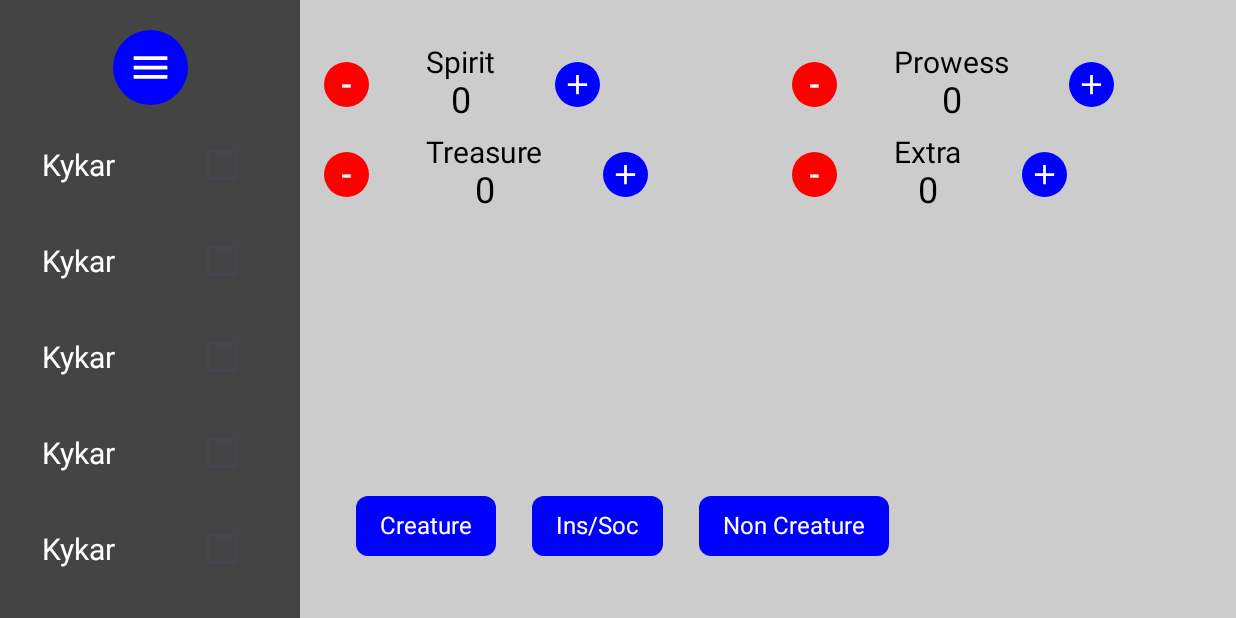
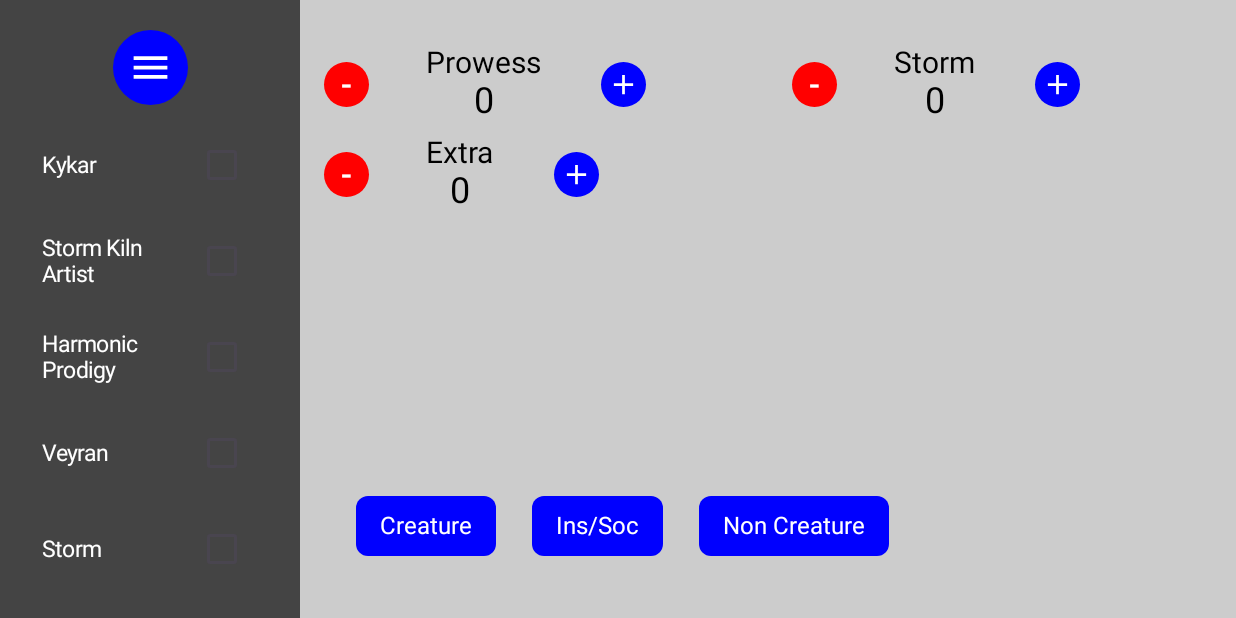
Before and after one commit to PriteshPatel3/SaltSlinger, an Android app built with Jetpack Compose: the screen it shows after launch (MainActivity), after a tap on "Toggle Panel", on a phone screen of 824 x 412 dp (held sideways). Run offline under Robolectric (Android 15) with nearby library versions, the phone set to English and light mode, and no system bars.

Commit message:
Added function to enable and diable specific tracker based on enabled SidePanelItem

```diff
--- a/app/src/main/java/com/example/myapplication/MainActivity.kt
+++ b/app/src/main/java/com/example/myapplication/MainActivity.kt
@@ -51,6 +51,7 @@ import androidx.compose.material3.Text
 import androidx.compose.material3.TextField
 import androidx.compose.runtime.Composable
 import androidx.compose.runtime.getValue
+import androidx.compose.runtime.mutableStateMapOf
 import androidx.compose.runtime.mutableStateOf
 import androidx.compose.runtime.remember
 import androidx.compose.runtime.setValue
@@ -64,7 +65,7 @@ import androidx.compose.ui.unit.Dp
 import androidx.compose.ui.unit.dp
 import androidx.compose.ui.unit.sp
 
-data class Item(val id: Int, val name: String)
+data class Item(val id: Int, val name: String, val code: String,val trackerType: String)
 
 class MainActivity : ComponentActivity() {
     override fun onCreate(savedInstanceState: Bundle?) {
@@ -86,14 +87,32 @@ fun GameResourceTracker() {
     var spirit by remember { mutableStateOf(0) }
     var prowess by remember { mutableStateOf(0) }
     var treasure by remember { mutableStateOf(0) }
+    var storm by remember { mutableStateOf(0) }
+    var monk by remember { mutableStateOf(0) }
     var extraResource by remember { mutableStateOf(0) }
     var isPanelExpanded by remember { mutableStateOf(false) } // State for panel
 
     // Animate the panel width
     val panelWidth by animateDpAsState(
         targetValue = if (isPanelExpanded) 200.dp else 60.dp, // Expanded: 200dp, Shrunk: 60dp
-//        animationSpec = tween(durationMillis = 300) // Smooth animation
     )
+
+    // This inits random items with item class structure
+    val items = listOf(
+        Item(1, "Kykar", "kykar", "spiritToken"),
+        Item(2, "Storm Kiln Artist", "skArtist","treasureToken"),
+        Item(3, "Harmonic Prodigy", "hProdigy","wizTriggerAdditional"),
+        Item(4, "Veyran", "veyran","spellTriggerAdditional"),
+        Item(5, "Storm", "storm","spellTracker"),
+        Item(6, "Monastary Mentor", "mMentor","monkToken"),
+    )
+
+    // States of SidePanelItem are tracked here
+    val checkedStates = remember {
+        mutableStateMapOf<String, Boolean>().apply {
+            items.forEach { put(it.code, false) } // Initialize all as unchecked
+        }
+    }
 
     Row(
         modifier = Modifier
@@ -112,6 +131,7 @@ fun GameResourceTracker() {
                 verticalArrangement = Arrangement.Top,
                 horizontalAlignment = Alignment.CenterHorizontally,
                 modifier = Modifier.fillMaxSize()
+                    .verticalScroll(rememberScrollState())
             ) {
                 // Toggle Button
                 Button(
@@ -119,7 +139,6 @@ fun GameResourceTracker() {
                     modifier = Modifier
                         .padding(bottom = 8.dp)
                         .size(if (isPanelExpanded) 50.dp else 40.dp), // Increase size for visibility
-//                    shape = CircleShape,
                     colors = ButtonDefaults.buttonColors(containerColor = Color.Blue),
                     contentPadding = PaddingValues(0.dp) // Remove default padding
                 ) {
@@ -130,19 +149,29 @@ fun GameResourceTracker() {
                         modifier = Modifier.size(30.dp) // Reduce size to fit inside button
                     )
                 }
-                val items = List(10) { Item(it, "Item $it") } // Generate a sample list
+
                 // Panel Content (visible when expanded)
                 if (isPanelExpanded) {
-                    Column(
+
+
+                    Column (
                         modifier = Modifier
                             .weight(1f) // Take remaining space
                             .verticalScroll(rememberScrollState())
                             .fillMaxHeight(),
-                    ) {
-                        items.forEach {item ->
-                            SidePanelItem(item)
+                    ){
+                        items.forEach { item ->
+                            SidePanelItem(
+                                item = item,
+                                isChecked = checkedStates[item.code] ?: false, // Get state for this item
+                                onCheckedChange = { newValue ->
+                                    checkedStates[item.code] = newValue // Update state for this item
+                                    println("${item.name} is now ${if (newValue) "checked" else "unchecked"}")
+                                }
+                            )
                         }
                     }
+
                 }
             }
         }
@@ -163,9 +192,18 @@ fun GameResourceTracker() {
                 .padding(top = 25.dp),
             horizontalArrangement = Arrangement.SpaceEvenly
         ) {
-            CounterColumn("Spirit", spirit, { spirit++ }, { spirit-- }, Modifier.weight(1f))
             CounterColumn("Prowess", prowess, { prowess++ }, { prowess-- }, Modifier.weight(1f))
-            CounterColumn("Treasure", treasure, { treasure++ }, { treasure-- }, Modifier.weight(1f))
+            CounterColumn("Storm", storm, { storm++ }, { storm-- }, Modifier.weight(1f))
+
+            if (checkedStates["kykar"] == true){
+                CounterColumn("Spirit", spirit, { spirit++ }, { spirit-- }, Modifier.weight(1f))
+            }
+            if (checkedStates["skArtist"] == true){
+                CounterColumn("Treasure", treasure, { treasure++ }, { treasure-- }, Modifier.weight(1f))
+            }
+            if (checkedStates["mMentor"] == true){
+                CounterColumn("Monk", monk, { monk++ }, { monk-- }, Modifier.weight(1f))
+            }
             CounterColumn("Extra", extraResource, { extraResource++ }, { extraResource-- }, Modifier.weight(1f))
         }
 
@@ -184,29 +222,30 @@ fun GameResourceTracker() {
     }
 }
 @Composable
-fun SidePanelItem(item: Item) {
-    var isChecked by remember { mutableStateOf(false) } // Ensure individual state
-
+fun SidePanelItem(
+    item: Item,
+    isChecked: Boolean,           // State passed from parent
+    onCheckedChange: (Boolean) -> Unit  // Callback to update parent state
+) {
     Row(
         verticalAlignment = Alignment.CenterVertically,
         horizontalArrangement = Arrangement.SpaceBetween,
         modifier = Modifier
             .fillMaxWidth()
             .padding(8.dp)
-    )
-    {
+    ) {
         Text(
-            text = "Kykar",
-            color = Color.White, // Ensure visible text
-            fontSize = 20.sp,
+            text = item.name,
+            color = Color.White,
+            fontSize = 15.sp,
             modifier = Modifier
                 .weight(1f)
                 .wrapContentWidth(Alignment.Start)
         )
 
         Checkbox(
-            checked = isChecked,
-            onCheckedChange = { isChecked = it }
+            checked = isChecked,      // Use the passed state
+            onCheckedChange = onCheckedChange  // Forward changes to parent
         )
     }
 }
```
